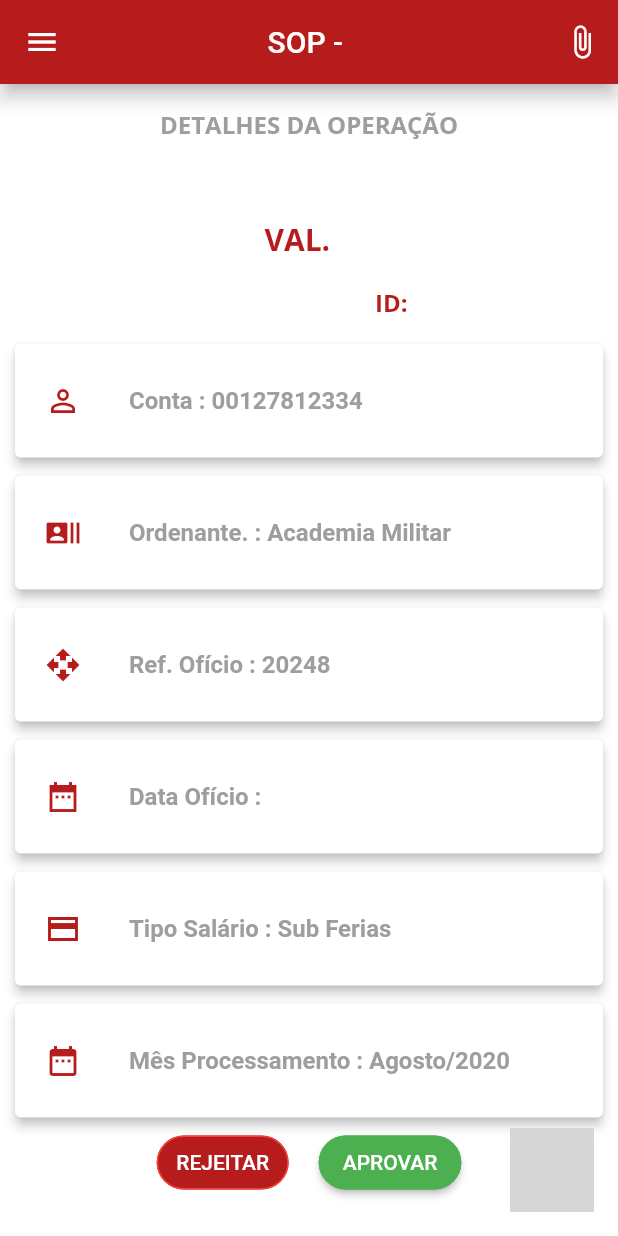
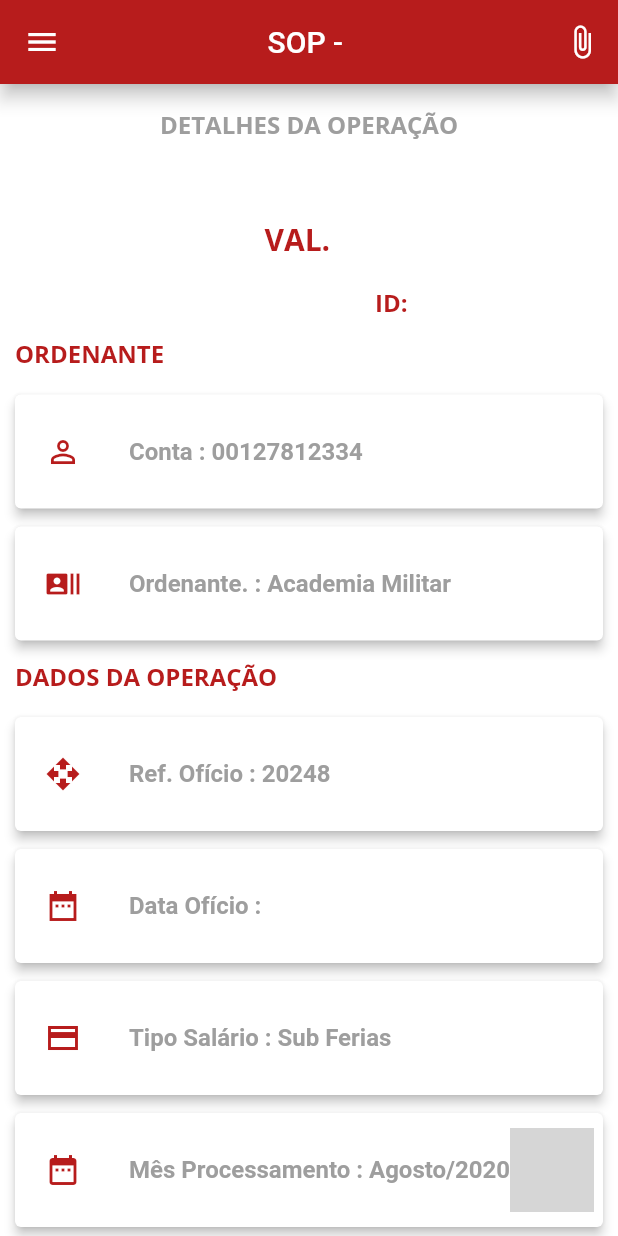
Before and after one commit to BetoHack64/opecaToBe, a Flutter app: the Dashboard screen opened directly, on a phone screen of 412 x 824 dp. Run offline on Flutter 3.47's test engine with Material 2 defaults, Android fonts, the phone set to English and light mode, and no system bars; our stand-ins replace auto_size_text, google_fonts, local_auth, modal_bottom_sheet, motion_tab_bar, shared_preferences; missing offline and left inert: blurry, fab_circular_menu; accounts and stored records are empty; grey boxes are pictures that could not be loaded.

Commit message:
tela de detalhes

```diff
--- a/lib/Aprovacoes/AprovarRejeitar.dart
+++ b/lib/Aprovacoes/AprovarRejeitar.dart
@@ -190,6 +190,21 @@
 //texto ID Fim
 
 
+
+    Padding(
+            padding: EdgeInsets.only(top: 2,bottom: 10,left: 10),
+            child: Text("Ordenante".toUpperCase(),
+                style: GoogleFonts.openSans(
+                        textStyle: TextStyle(
+                            color: Colors.red[900],
+                            fontSize: 16,
+                            fontWeight: FontWeight.bold),
+                      ),
+            ),
+
+          ),
+
+
           Card(
             // Inicia Aqui o 1º card com a  informação referente ao numero da conta
             elevation: 3.0,
@@ -250,6 +265,21 @@
           ),
 
 
+//Texto divisão Operaçã
+Padding(
+            padding: EdgeInsets.only(top: 7,bottom: 10,left: 10),
+            child: Text("Dados da Operação".toUpperCase(),
+                style: GoogleFonts.openSans(
+                        textStyle: TextStyle(
+                            color: Colors.red[900],
+                            fontSize: 16,
+                            fontWeight: FontWeight.bold),
+                      ),
+            ),
+
+          ),
+
+          //Fim divisão Operação
    Card(
             // Inicia Aqui o 1º card com a  informação referente ao numero da conta
             elevation: 3.0,
--- a/pubspec.yaml
+++ b/pubspec.yaml
@@ -39,6 +39,7 @@
   modal_bottom_sheet: ^2.0.0
   flutter_easyloading: ^2.0.0
   auto_size_text: ^3.0.0
+  blurry: ^1.0.0
 
 dev_dependencies:
   flutter_test:
```
Also changed, not shown: lib/Aprovacoes/listaAprovacoes.dart (+91 -83 lines), lib/Authentication/login.dart (+15 -32 lines), lib/Authentication/modalErro.dart (added), pubspec.lock.
